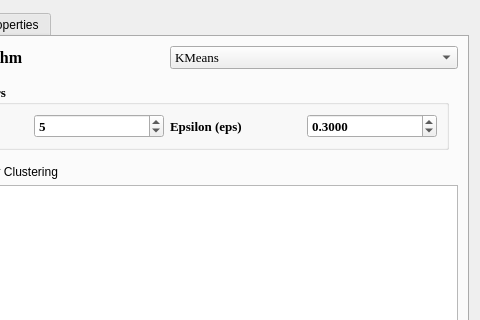
Qt form insar_ts_toolbox_dialog_base.ui (AKD11-09/insar-ts-toolbox) before a commit; both pictures show x 146 to 626 and y 0 to 320 of the 626 by 460 pixel window.
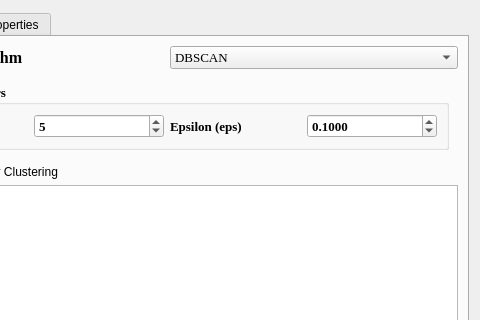
The same form after that commit.

Commit message:
Default clustering to DBSCAN with eps 0.1
The Clustering tab opened on KMeans, so DBSCAN — the algorithm most
runs actually use — took two extra clicks every time. Make DBSCAN the
selected item and lower the eps default from 0.3 to 0.1, which suits
the standardised feature values the tab feeds sklearn.

Both are .ui defaults; the item order and the KMeans page are unchanged.

The edit to the form file:
```diff
--- a/insar_ts_toolbox_dialog_base.ui
+++ b/insar_ts_toolbox_dialog_base.ui
@@ -49,6 +49,9 @@
              <pointsize>10</pointsize>
             </font>
            </property>
+           <property name="currentIndex">
+            <number>1</number>
+           </property>
            <item>
             <property name="text">
              <string>KMeans</string>
@@ -167,7 +170,7 @@
                  <double>0.100000000000000</double>
                 </property>
                 <property name="value">
-                 <double>0.300000000000000</double>
+                 <double>0.100000000000000</double>
                 </property>
                </widget>
               </item>
```
The commit also changes 1 other file.
